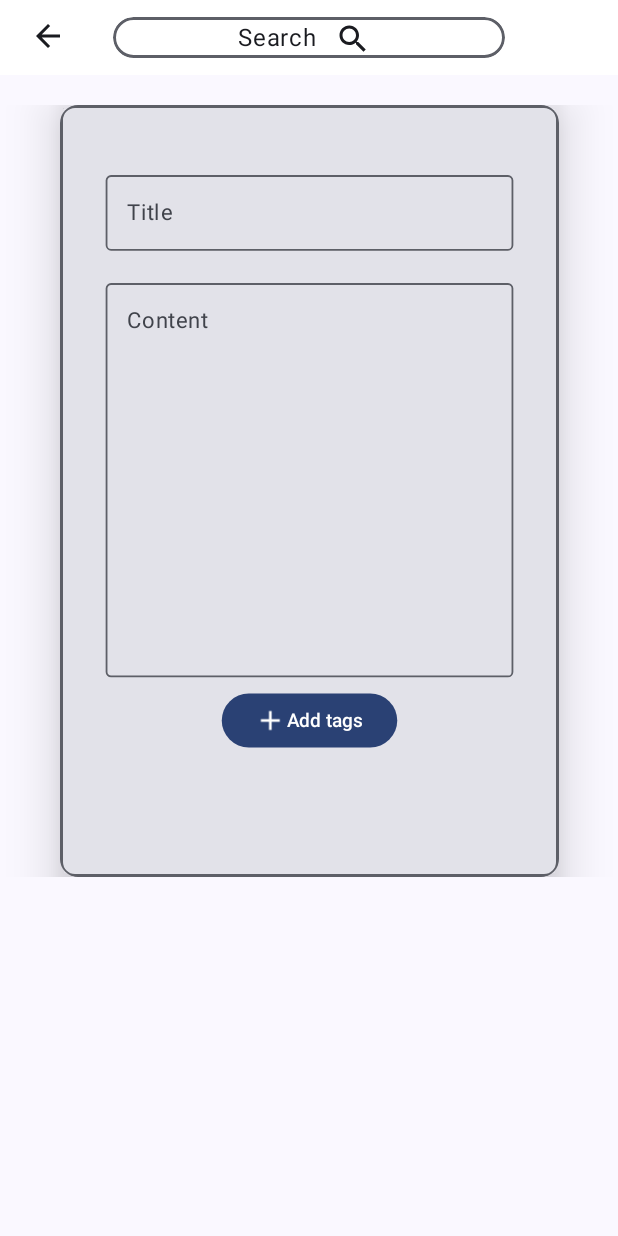
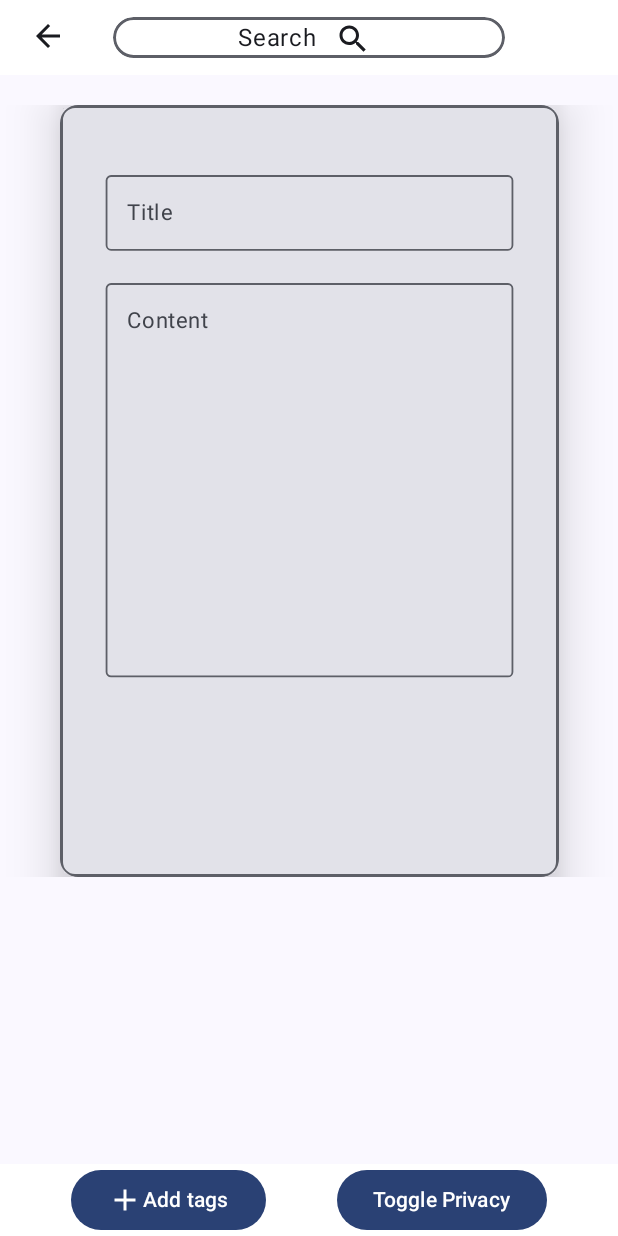
Before and after one commit to MaciejWojs/notepad-app, an Android app built with Jetpack Compose: the CreateNotePage screen opened through its navigation route, on a phone screen of 412 x 824 dp. Run offline under Robolectric (Android 15) with nearby library versions, the phone set to English and light mode, and no system bars; our stand-ins replace Room's generated code.

Commit message:
Shifted buttons in createNote, added proto Queries-not sure if correct-

```diff
--- a/app/src/main/java/pl/maciejwojs/ar00k/bestnotepadevercreaated/NotesDao.kt
+++ b/app/src/main/java/pl/maciejwojs/ar00k/bestnotepadevercreaated/NotesDao.kt
@@ -195,4 +195,10 @@ interface NotesDao {
         noteID: Long,
         tagID: Long,
     ): Int
+
+    @Query("UPDATE notes SET isPrivate = :isPrivate WHERE noteID = :id")
+    suspend fun updateNotePrivacy(
+        id: Long,
+        isPrivate: Boolean,
+    )
 }
--- a/app/src/main/java/pl/maciejwojs/ar00k/bestnotepadevercreaated/db/Note.kt
+++ b/app/src/main/java/pl/maciejwojs/ar00k/bestnotepadevercreaated/db/Note.kt
@@ -33,6 +33,7 @@ data class Note(
     val content: String,
     val modificationTime: String = LocalDateTime.now().format(DateTimeFormatter.ofPattern("HH:mm dd.MM.yyyy")),
     val creationTime: String = LocalDateTime.now().format(DateTimeFormatter.ofPattern("HH:mm dd.MM.yyyy")),
+    val isPrivate: Boolean = false,
     @PrimaryKey(autoGenerate = true) val noteID: Long = 0,
 ) : Parcelable
 // TODO zrobić pole na zablokowanie notatki i dostosować resztę kodu
--- a/app/src/main/java/pl/maciejwojs/ar00k/bestnotepadevercreaated/pages/CreateNotePage.kt
+++ b/app/src/main/java/pl/maciejwojs/ar00k/bestnotepadevercreaated/pages/CreateNotePage.kt
@@ -13,12 +13,15 @@ import androidx.compose.foundation.layout.Box
 import androidx.compose.foundation.layout.Column
 import androidx.compose.foundation.layout.Row
 import androidx.compose.foundation.layout.Spacer
+import androidx.compose.foundation.layout.WindowInsets
+import androidx.compose.foundation.layout.asPaddingValues
 import androidx.compose.foundation.layout.defaultMinSize
 import androidx.compose.foundation.layout.fillMaxHeight
 import androidx.compose.foundation.layout.fillMaxSize
 import androidx.compose.foundation.layout.fillMaxWidth
 import androidx.compose.foundation.layout.height
 import androidx.compose.foundation.layout.padding
+import androidx.compose.foundation.layout.systemBars
 import androidx.compose.foundation.lazy.LazyColumn
 import androidx.compose.foundation.lazy.items
 import androidx.compose.foundation.rememberScrollState
@@ -91,7 +94,31 @@ fun CreateNotePage(
         }
 
     BestNotepadEverCreatedTheme {
-        Scaffold(modifier = Modifier.fillMaxSize()) { innerPadding ->
+        Scaffold(bottomBar = {
+            Row(
+                horizontalArrangement = Arrangement.SpaceEvenly,
+                modifier =
+                    Modifier
+                        .fillMaxWidth()
+//                        .height(50.dp)
+                        .background(MaterialTheme.colorScheme.onSecondary)
+//                        .padding(WindowInsets.systemBars.asPaddingValues())
+                        .padding(bottom = WindowInsets.systemBars.asPaddingValues().calculateBottomPadding()),
+            ) {
+                Button(
+                    onClick = { showBottomSheet = true },
+                ) {
+                    Icon(imageVector = Icons.Default.Add, contentDescription = "Add tags")
+                    Text(text = "Add tags")
+                }
+                Button(
+                    onClick = {
+                    },
+                ) {
+                    Text(text = "Toggle Privacy")
+                }
+            }
+        }, modifier = Modifier.fillMaxSize()) { innerPadding ->
 
             Column(modifier = Modifier.padding(innerPadding)) {
                 Row(
@@ -199,13 +226,7 @@ fun CreateNotePage(
                                             .defaultMinSize(minHeight = 300.dp),
                                 )
 
-                                Button(
-                                    modifier = Modifier.align(Alignment.CenterHorizontally),
-                                    onClick = { showBottomSheet = true },
-                                ) {
-                                    Icon(imageVector = Icons.Default.Add, contentDescription = "Add tags")
-                                    Text(text = "Add tags")
-                                }
+
                             }
                         }
                     }
```
